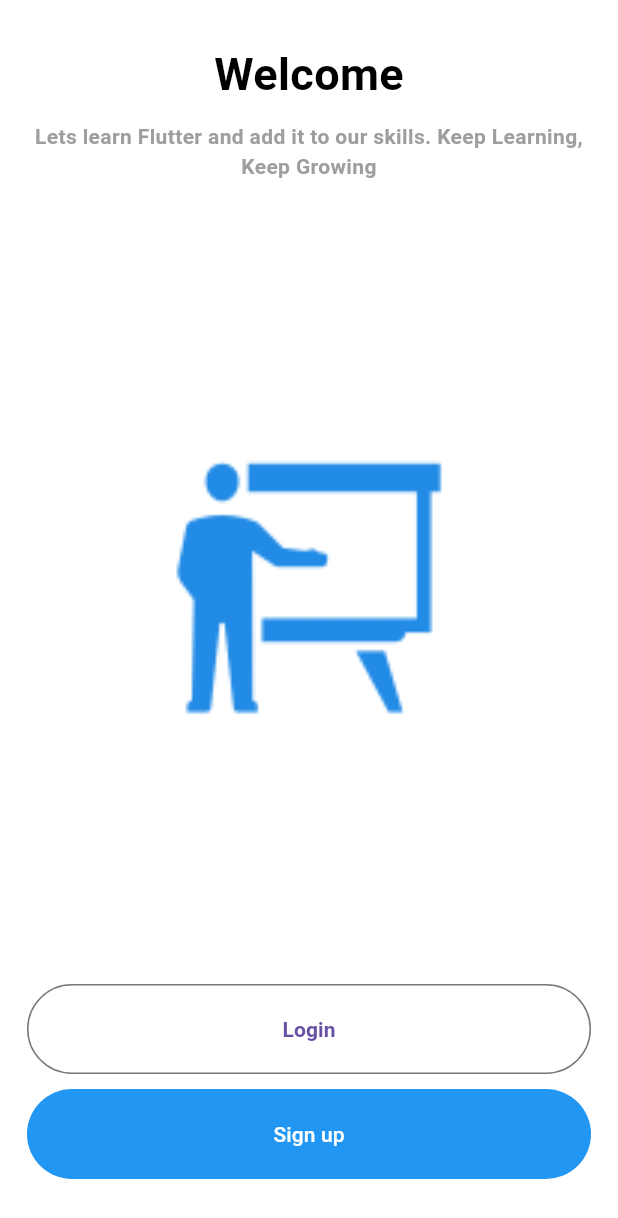
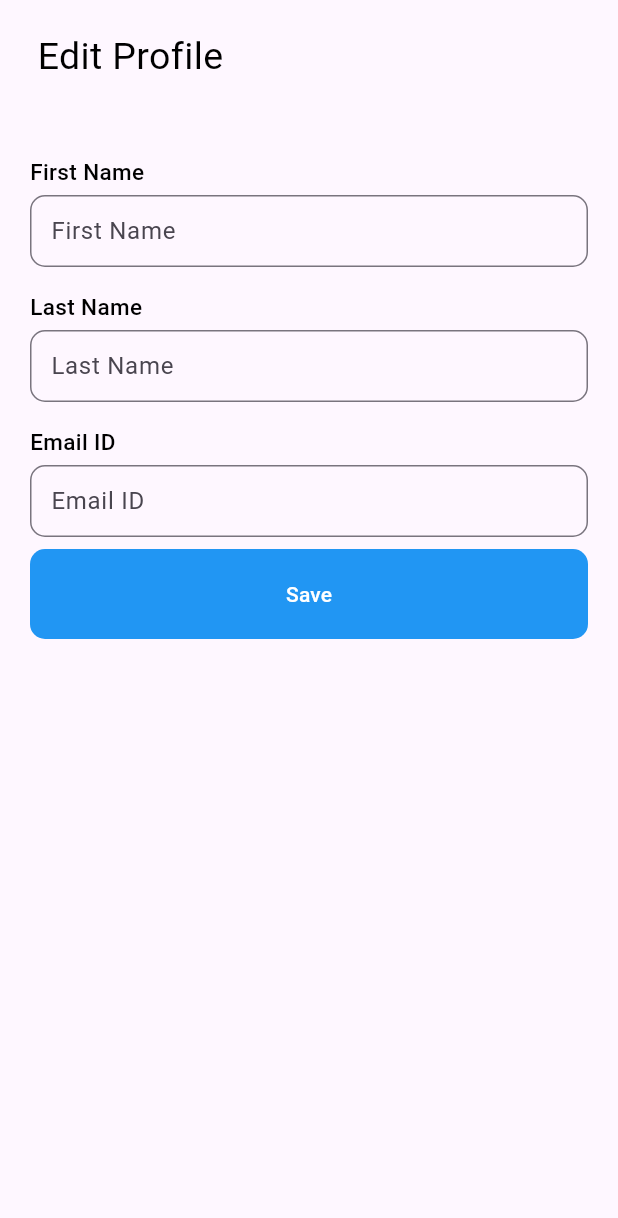
Before and after one commit to codetorahul/flutter_assignment, a Flutter app: the screen it shows after launch, on a phone screen of 412 x 824 dp. Shown: the top 1218 px of the screen. Run offline on Flutter 3.47's test engine with Material 3 defaults, Android fonts, the phone set to English and light mode, and no system bars; our stand-ins replace email_validator.

Commit message:
Temporary commit

```diff
--- a/lib/constants.dart
+++ b/lib/constants.dart
@@ -3,4 +3,6 @@ class Constants {
   static var loginPage = "Login";
   static var signUpPage = "Signup";
   static var homePage = "Home";
+  static var profilePage = "Profile";
+  static var editProfilePage = "EditProfile";
 }
--- a/lib/main.dart
+++ b/lib/main.dart
@@ -1,6 +1,9 @@
 import 'package:flutter/material.dart';
+import 'package:flutter_projects/ui/edit_profile_page.dart';
 import 'package:flutter_projects/ui/home.dart';
+import 'package:flutter_projects/ui/home_page.dart';
 import 'package:flutter_projects/ui/login.dart';
+import 'package:flutter_projects/ui/profile_page.dart';
 import 'package:flutter_projects/ui/signup.dart';
 import 'package:flutter_projects/ui/welcome.dart';
 
@@ -16,12 +19,14 @@ class BasicPage extends StatelessWidget {
   @override
   Widget build(BuildContext context) {
     return MaterialApp(
-      initialRoute: Constants.welcomePage,
+      initialRoute: Constants.editProfilePage,
       routes: {
         Constants.welcomePage: (context) => const WelcomePage(),
         Constants.loginPage: (context) => const Login(),
-        Constants.homePage: (context) => const Home(),
+        Constants.homePage: (context) => const HomePage(),
         Constants.signUpPage: (context) => const SignUp(),
+        Constants.profilePage: (context) => const ProfilePage(),
+        Constants.editProfilePage: (context) => const EditProfilePage(),
       },
       debugShowCheckedModeBanner: false,
     );
--- /dev/null
+++ b/lib/ui/common_ui.dart
@@ -0,0 +1,28 @@
+import 'package:flutter/cupertino.dart';
+import 'package:flutter/material.dart';
+
+Widget commonButton({
+  required Function function,
+  required String label,
+  double borderRadiusAll = 10.0,
+}) {
+  return SizedBox(
+    width: double.infinity,
+    height: 60,
+    child: OutlinedButton(
+      style: ButtonStyle(
+        shape: MaterialStateProperty.all(RoundedRectangleBorder(
+            borderRadius: BorderRadius.all(Radius.circular(10.0)))),
+        backgroundColor: MaterialStateProperty.all(Colors.blue),
+        side: MaterialStateProperty.all<BorderSide>(BorderSide.none),
+      ),
+      onPressed: () {
+        function.call();
+      },
+      child: Text(
+        label,
+        style: const TextStyle(color: Colors.white),
+      ),
+    ),
+  );
+}
--- /dev/null
+++ b/lib/ui/edit_profile_page.dart
@@ -0,0 +1,71 @@
+import 'package:flutter/cupertino.dart';
+import 'package:flutter/material.dart';
+import 'package:flutter_projects/ui/app_bar.dart';
+import 'package:flutter_projects/ui/common_ui.dart';
+
+class EditProfilePage extends StatelessWidget {
+  const EditProfilePage({super.key});
+
+  @override
+  Widget build(BuildContext context) {
+    return Scaffold(
+      appBar: AppBar(
+        flexibleSpace: EditProfileToolbar(),
+      ),
+      body: Container(
+        padding: const EdgeInsets.all(10.0),
+        margin: const EdgeInsets.only(left: 10.0, right: 10.0, top: 30.0),
+        child: Column(
+          children: [
+            Column(
+              children: [
+                customTextField(label: "First Name", controller: null),
+                customTextField(label: "Last Name", controller: null),
+                customTextField(label: "Email ID", controller: null),
+              ],
+            ),
+            commonButton(function: () => {}, label: "Save")
+          ],
+        ),
+      ),
+    );
+  }
+
+  Widget customTextField({label, isSecureField = false, controller, value}) {
+    return Padding(
+      padding: const EdgeInsets.only(top: 8.0, bottom: 8.0),
+      child: Column(
+        crossAxisAlignment: CrossAxisAlignment.start,
+        children: [
+          Text(
+            label,
+            style: const TextStyle(
+                fontSize: 15,
+                fontWeight: FontWeight.w500,
+                color: CupertinoColors.black),
+          ),
+          const SizedBox(height: 5),
+          TextFormField(
+            obscureText: isSecureField,
+            controller: controller,
+            decoration: InputDecoration(
+              contentPadding: const EdgeInsets.symmetric(horizontal: 10),
+              border: const OutlineInputBorder(
+                  borderRadius: BorderRadius.all(Radius.circular(10.0)),
+                  borderSide: BorderSide(
+                    color: Colors.grey,
+                  )),
+              hintText: label,
+            ),
+            validator: (value) {
+              if (value == null || value.isEmpty) {
+                return "Enter $label";
+              }
+              return null;
+            },
+          )
+        ],
+      ),
+    );
+  }
+}
--- a/lib/ui/signup.dart
+++ b/lib/ui/signup.dart
@@ -2,6 +2,7 @@ import 'package:email_validator/email_validator.dart';
 import 'package:flutter/material.dart';
 
 import '../constants.dart';
+import 'login.dart';
 
 class SignUp extends StatefulWidget {
   const SignUp({super.key});
@@ -191,7 +192,7 @@ class _SignUpState extends State<SignUp> {
                     padding: const EdgeInsets.only(left: 8.0, bottom: 8.0),
                     child: GestureDetector(
                       onTap: () {
-                        Navigator.pushNamed(context, Constants.loginPage);
+                        Navigator.popUntil(context, (route) => route.isFirst);
                       },
                       child: const Text(
                         "Already have an account? Login",
```
Also changed, not shown: lib/ui/app_bar.dart (added, +113 -0 lines), lib/ui/home_page.dart (added, +137 -0 lines), lib/ui/login.dart (+10 -21 lines), lib/ui/profile_page.dart (added, +73 -0 lines), assets/arrow_right.png (added).
